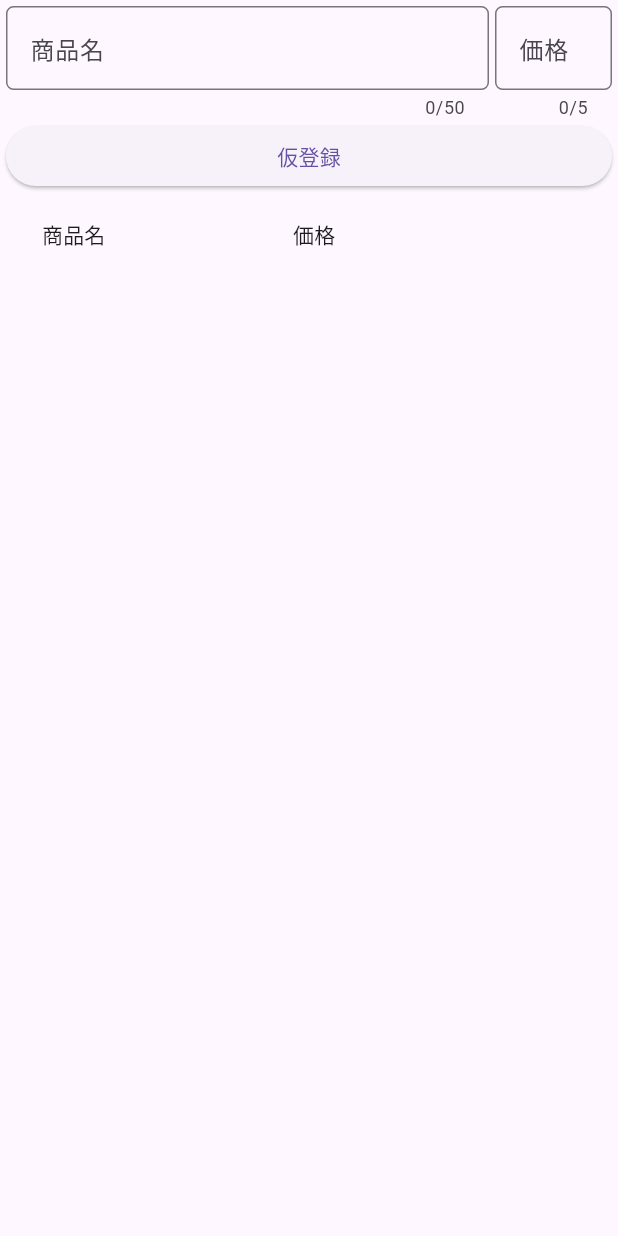
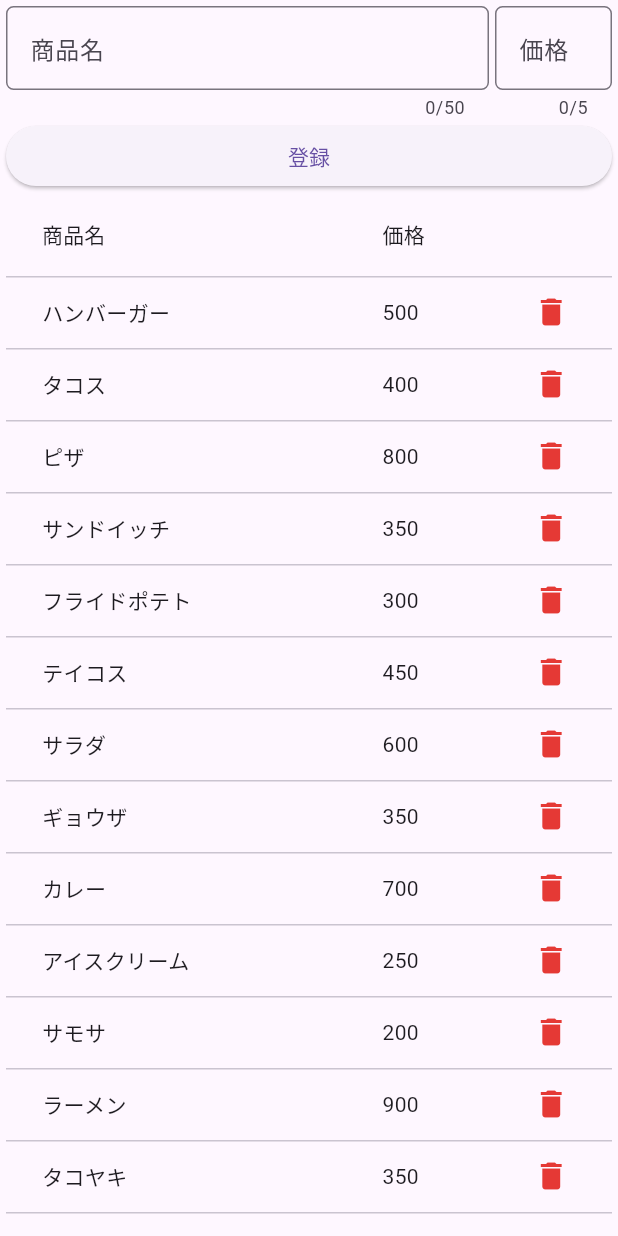
Before and after one commit to arafipro/take_orders_app, a Flutter app: the screen it shows after launch, on a phone screen of 412 x 824 dp. Run offline on Flutter 3.47's test engine with Material 2 defaults, Android fonts, the phone set to English and light mode, and no system bars; our stand-ins replace drift; accounts and stored records are empty; generated files the repository leaves out were written again.

Commit message:
商品のダミーデータを登録#9
商品のダミーデータを用意
商品のダミーデータが空の場合のみ登録

```diff
--- /dev/null
+++ b/lib/db_utils/dummy_items.dart
@@ -0,0 +1,69 @@
+import "package:drift/drift.dart";
+import "package:flutter/material.dart";
+import "package:take_orders_app/db_utils/order_db.dart";
+import "package:take_orders_app/repository/items_repository.dart";
+
+const dummyItems = [
+  ItemsCompanion(itemName: Value("ハンバーガー"), itemPrice: Value(500)),
+  ItemsCompanion(itemName: Value("タコス"), itemPrice: Value(400)),
+  ItemsCompanion(itemName: Value("ピザ"), itemPrice: Value(800)),
+  ItemsCompanion(itemName: Value("サンドイッチ"), itemPrice: Value(350)),
+  ItemsCompanion(itemName: Value("フライドポテト"), itemPrice: Value(300)),
+  ItemsCompanion(itemName: Value("テイコス"), itemPrice: Value(450)),
+  ItemsCompanion(itemName: Value("サラダ"), itemPrice: Value(600)),
+  ItemsCompanion(itemName: Value("ギョウザ"), itemPrice: Value(350)),
+  ItemsCompanion(itemName: Value("カレー"), itemPrice: Value(700)),
+  ItemsCompanion(itemName: Value("アイスクリーム"), itemPrice: Value(250)),
+  ItemsCompanion(itemName: Value("サモサ"), itemPrice: Value(200)),
+  ItemsCompanion(itemName: Value("ラーメン"), itemPrice: Value(900)),
+  ItemsCompanion(itemName: Value("タコヤキ"), itemPrice: Value(350)),
+  ItemsCompanion(itemName: Value("ケバブ"), itemPrice: Value(600)),
+  ItemsCompanion(itemName: Value("クレープ"), itemPrice: Value(400)),
+  ItemsCompanion(itemName: Value("パエリア"), itemPrice: Value(800)),
+  ItemsCompanion(itemName: Value("ジャンバラヤ"), itemPrice: Value(700)),
+  ItemsCompanion(itemName: Value("ホットドッグ"), itemPrice: Value(300)),
+  ItemsCompanion(itemName: Value("フィッシュ＆チップス"), itemPrice: Value(850)),
+  ItemsCompanion(itemName: Value("クッキー"), itemPrice: Value(150)),
+  ItemsCompanion(itemName: Value("ステーキ"), itemPrice: Value(1500)),
+  ItemsCompanion(itemName: Value("シーフードパスタ"), itemPrice: Value(1200)),
+  ItemsCompanion(itemName: Value("ランチプレート"), itemPrice: Value(1000)),
+  ItemsCompanion(itemName: Value("フィラデルフィアロール"), itemPrice: Value(800)),
+  ItemsCompanion(itemName: Value("ラーメンバーガー"), itemPrice: Value(950)),
+  ItemsCompanion(itemName: Value("パンケーキスタック"), itemPrice: Value(700)),
+  ItemsCompanion(itemName: Value("ホットボウル"), itemPrice: Value(850)),
+  ItemsCompanion(itemName: Value("シュリンプトースト"), itemPrice: Value(600)),
+  ItemsCompanion(itemName: Value("ピリ辛チキンウィング"), itemPrice: Value(450)),
+  ItemsCompanion(itemName: Value("チョコレートファウンテン"), itemPrice: Value(300)),
+  ItemsCompanion(itemName: Value("フレンチフライ"), itemPrice: Value(250)),
+  ItemsCompanion(itemName: Value("チーズケーキ"), itemPrice: Value(550)),
+  ItemsCompanion(itemName: Value("ナチョス"), itemPrice: Value(400)),
+  ItemsCompanion(itemName: Value("ホットワング"), itemPrice: Value(600)),
+  ItemsCompanion(itemName: Value("シーザーサラダ"), itemPrice: Value(450)),
+  ItemsCompanion(itemName: Value("カルビタコス"), itemPrice: Value(650)),
+  ItemsCompanion(itemName: Value("パスタサラダ"), itemPrice: Value(350)),
+  ItemsCompanion(itemName: Value("ハムエッグサンドイッチ"), itemPrice: Value(300)),
+  ItemsCompanion(itemName: Value("シーフードトースト"), itemPrice: Value(750)),
+  ItemsCompanion(itemName: Value("ベジタリアンバーガー"), itemPrice: Value(500)),
+  ItemsCompanion(itemName: Value("チキンカレー"), itemPrice: Value(750)),
+  ItemsCompanion(itemName: Value("アイスコーヒー"), itemPrice: Value(200)),
+  ItemsCompanion(itemName: Value("ポップコーン"), itemPrice: Value(300)),
+  ItemsCompanion(itemName: Value("チュロス"), itemPrice: Value(400)),
+  ItemsCompanion(itemName: Value("タピオカミルクティー"), itemPrice: Value(450)),
+  ItemsCompanion(itemName: Value("ギョーザ"), itemPrice: Value(350)),
+  ItemsCompanion(itemName: Value("ライスボウル"), itemPrice: Value(650)),
+  ItemsCompanion(itemName: Value("スムージー"), itemPrice: Value(500)),
+  ItemsCompanion(itemName: Value("フィッシュタコス"), itemPrice: Value(700)),
+  ItemsCompanion(itemName: Value("ワッフル"), itemPrice: Value(350)),
+];
+
+// 商品データがない場合、ダミー商品データを登録
+Future<void> dummyItem() async {
+  final itemRepo = ItemsRepository();
+  final allItems = await itemRepo.getAllItems();
+  if (allItems.isEmpty) {
+    await itemRepo.addItems(dummyItems);
+    debugPrint("ダミーデータを登録しました");
+  } else {
+    debugPrint("ダミーデータ登録済");
+  }
+}
--- a/lib/main.dart
+++ b/lib/main.dart
@@ -1,8 +1,11 @@
 import "package:flutter/material.dart";
+import "package:take_orders_app/db_utils/dummy_items.dart";
 import "package:take_orders_app/view/input_page.dart";
 
 Future<void> main() async {
   WidgetsFlutterBinding.ensureInitialized();
+  // 商品データがない場合、ダミー商品データを登録
+  await dummyItem();
   runApp(const MainApp());
 }
 
--- a/lib/view/input_page.dart
+++ b/lib/view/input_page.dart
@@ -59,7 +59,7 @@ class InputPage extends StatelessWidget {
                 width: double.infinity,
                 child: ElevatedButton(
                   child: const Text(
-                    "仮登録",
+                    "登録",
                   ),
                   onPressed: () async {
                     await itemRepo.addItem(
@@ -94,20 +94,14 @@ class InputPage extends StatelessWidget {
                               ),
                             ),
                             DataColumn(
-                              label: SizedBox(
-                                width: 50,
-                                child: Text(
+                              label: Text(
                                 "価格",
                                 textAlign: TextAlign.end,
                               ),
                             ),
-                            ),
                             DataColumn(
-                              label: SizedBox(
-                                width: 10,
-                                child: Text(
+                              label: Text(
                                 "",
-                                ),
                               ),
                             ),
                           ],
@@ -121,19 +115,13 @@ class InputPage extends StatelessWidget {
                                   ),
                                 ),
                                 DataCell(
-                                  SizedBox(
-                                    width: 50,
-                                    child: Text(
-                                      snapshot.data![index].itemPrice
-                                          .toString(),
+                                  Text(
+                                    "${snapshot.data![index].itemPrice}",
                                     textAlign: TextAlign.end,
                                   ),
                                 ),
-                                ),
                                 DataCell(
-                                  SizedBox(
-                                    width: 10,
-                                    child: IconButton(
+                                  IconButton(
                                     icon: Icon(
                                       Icons.delete,
                                       color: Colors.red.shade600,
@@ -142,7 +130,6 @@ class InputPage extends StatelessWidget {
                                       await itemRepo.deleteItem(
                                           snapshot.data![index].itemId);
                                     },
-                                    ),
                                   ),
                                 ),
                               ],
```
Lines whose indentation alone changed are shown as unchanged.
